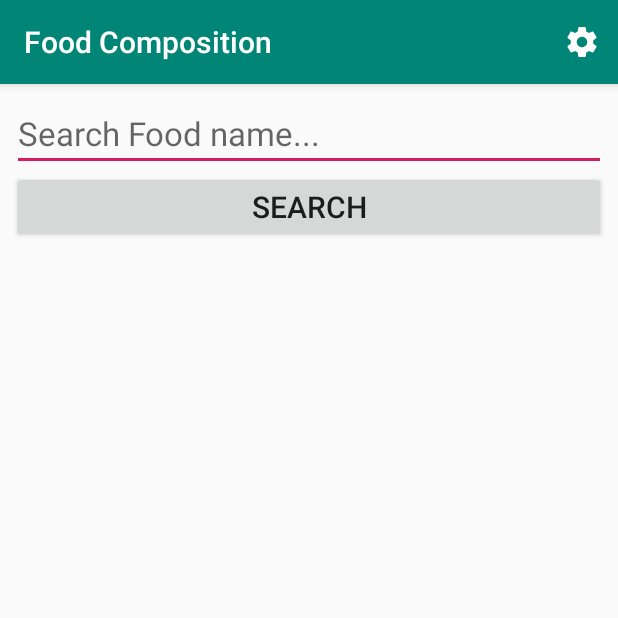
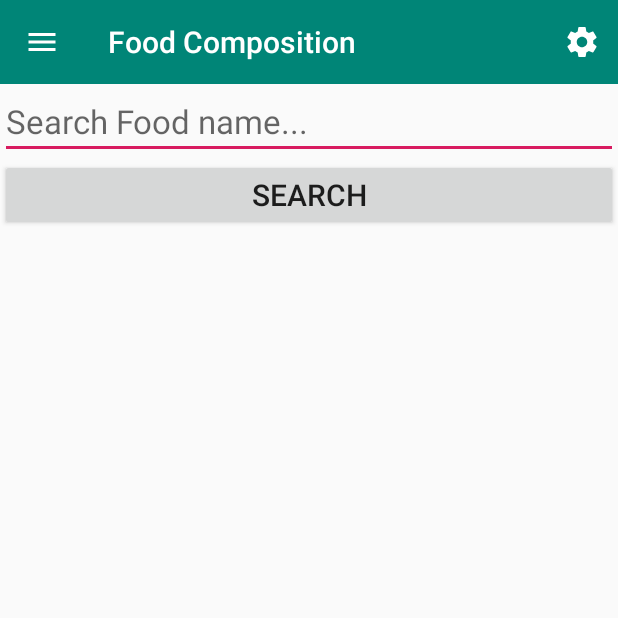
Before and after one commit to chanmic/Food-Composition, an Android app: the screen it shows after launch (MainActivity), on a phone screen of 412 x 824 dp, the top half of it. Run offline under Robolectric (Android 15) with nearby library versions, the phone set to English and light mode, and no system bars.

Commit message:
nav drawer

```diff
--- a/FoodComposition/app/src/main/AndroidManifest.xml
+++ b/FoodComposition/app/src/main/AndroidManifest.xml
@@ -26,7 +26,8 @@
         </activity>
         <activity
             android:name=".MainActivity"
-            android:launchMode="singleTop">
+            android:launchMode="singleTop"
+            android:theme="@style/AppTheme.NoActionBar">
             <intent-filter>
                 <action android:name="android.intent.action.MAIN" />
 
--- a/FoodComposition/app/src/main/java/com/example/foodcomposition/MainActivity.java
+++ b/FoodComposition/app/src/main/java/com/example/foodcomposition/MainActivity.java
@@ -6,9 +6,14 @@ import android.os.AsyncTask;
 import android.preference.PreferenceManager;
 import android.support.annotation.NonNull;
 import android.support.annotation.Nullable;
+import android.support.design.widget.NavigationView;
 import android.support.v4.app.LoaderManager;
 import android.support.v4.content.Loader;
+import android.support.v4.view.GravityCompat;
+import android.support.v4.widget.DrawerLayout;
+import android.support.v7.app.ActionBar;
 import android.support.v7.app.AppCompatActivity;
+import android.support.v7.widget.Toolbar;
 import android.os.Bundle;
 import android.support.v7.widget.LinearLayoutManager;
 import android.support.v7.widget.RecyclerView;
@@ -22,6 +27,7 @@ import android.widget.EditText;
 import android.widget.ProgressBar;
 import android.widget.TextView;
 
+import com.example.foodcomposition.data.FoodNameRepo;
 import com.example.foodcomposition.utils.FoodUtils;
 import com.example.foodcomposition.utils.NetworkUtils;
 
@@ -42,10 +48,14 @@ public class MainActivity extends AppCompatActivity
     private TextView mLoadingErrorTV;
     private ProgressBar mLoadingPB;
     private FoodAdapter mFoodAdapter;
+    private DrawerLayout mDrawerLayout;
+
+    private NavigationView navigationView;
 
     private SharedPreferences.OnSharedPreferenceChangeListener listener;
 
     private FoodUtils.FoodRepo[] mRepos;
+    private FoodNameRepo mRepo;
 
     @Override
     protected void onCreate(Bundle savedInstanceState) {
@@ -62,6 +72,16 @@ public class MainActivity extends AppCompatActivity
 
         mFoodAdapter = new FoodAdapter(this);
         mFoodListRV.setAdapter(mFoodAdapter);
+
+        //Nav drawer
+        mDrawerLayout = findViewById(R.id.drawer_layout);
+        navigationView = findViewById(R.id.nv_nav_drawer);
+
+        Toolbar toolbar = findViewById(R.id.toolbar);
+        setSupportActionBar(toolbar);
+        ActionBar actionBar = getSupportActionBar();
+        actionBar.setDisplayHomeAsUpEnabled(true);
+        actionBar.setHomeAsUpIndicator(R.drawable.ic_nav_menu);
 
         if(savedInstanceState != null && savedInstanceState.containsKey(REPOS_ARRAY_KEY)){
             mRepos = (FoodUtils.FoodRepo[]) savedInstanceState.getSerializable(REPOS_ARRAY_KEY);
@@ -87,7 +107,10 @@ public class MainActivity extends AppCompatActivity
         SharedPreferences preferences = PreferenceManager.getDefaultSharedPreferences(this);
         String max = preferences.getString(getString(R.string.pref_food_max),getString(R.string.pref_max_default));
 
-        String url = FoodUtils.buildFoodSearchURL(query,max);
+        mRepo = new FoodNameRepo();
+        mRepo.FoodName = query;
+
+        String url = FoodUtils.buildFoodSearchURL(mRepo.FoodName,max);
         Log.d(TAG, "querying search URL: " + url);
         //new FoodSearchTask().execute(url);
 
@@ -99,7 +122,7 @@ public class MainActivity extends AppCompatActivity
         listener = new SharedPreferences.OnSharedPreferenceChangeListener() {
             @Override
             public void onSharedPreferenceChanged(SharedPreferences sharedPreferences, String key) {
-                refreshDisplay(query);
+                refreshDisplay(mRepo.FoodName);
             }
         };
         preferences.registerOnSharedPreferenceChangeListener(listener);
@@ -174,6 +197,9 @@ public class MainActivity extends AppCompatActivity
     @Override
     public boolean onOptionsItemSelected(MenuItem item){
         switch (item.getItemId()) {
+            case android.R.id.home:
+                mDrawerLayout.openDrawer(GravityCompat.START);
+                return true;
             case R.id.action_settings:
                 Log.d(TAG,"click setting");
                 Intent intent = new Intent(this, SettingsActivity.class);
@@ -183,7 +209,6 @@ public class MainActivity extends AppCompatActivity
                 return super.onOptionsItemSelected(item);
         }
     }
-
 
 /*    class FoodSearchTask extends AsyncTask<String, Void, String> {
 
--- /dev/null
+++ b/FoodComposition/app/src/main/res/drawable-anydpi/ic_nav_menu.xml
@@ -0,0 +1,10 @@
+<vector xmlns:android="http://schemas.android.com/apk/res/android"
+    android:width="24dp"
+    android:height="24dp"
+    android:viewportWidth="24"
+    android:viewportHeight="24"
+    android:tint="#FFFFFF">
+    <path
+        android:fillColor="#FF000000"
+        android:pathData="M3,18h18v-2L3,16v2zM3,13h18v-2L3,11v2zM3,6v2h18L21,6L3,6z"/>
+</vector>
--- a/FoodComposition/app/src/main/res/layout/activity_main.xml
+++ b/FoodComposition/app/src/main/res/layout/activity_main.xml
@@ -1,12 +1,25 @@
 <?xml version="1.0" encoding="utf-8"?>
+<android.support.v4.widget.DrawerLayout
+    xmlns:android="http://schemas.android.com/apk/res/android"
+    xmlns:app="http://schemas.android.com/apk/res-auto"
+    xmlns:tools="http://schemas.android.com/tools"
+    android:id="@+id/drawer_layout"
+    android:layout_height="match_parent"
+    android:layout_width="match_parent"
+    android:fitsSystemWindows="true"
+    tools:context="com.example.foodcomposition.MainActivity">
+
     <LinearLayout
-    xmlns:android="http://schemas.android.com/apk/res/android"
-    xmlns:tools="http://schemas.android.com/tools"
         android:layout_width="match_parent"
         android:layout_height="match_parent"
-    android:orientation="vertical"
-    android:padding="8sp"
-    tools:context="com.example.foodcomposition.MainActivity">
+        android:orientation="vertical">
+
+        <android.support.v7.widget.Toolbar
+            android:id="@+id/toolbar"
+            android:layout_width="match_parent"
+            android:layout_height="?attr/actionBarSize"
+            android:background="?attr/colorPrimary"
+            android:theme="@style/ThemeOverlay.AppCompat.Dark.ActionBar"/>
 
         <EditText
             android:id="@+id/et_search_box"
@@ -51,3 +64,13 @@
         </FrameLayout>
 
     </LinearLayout>
+
+    <android.support.design.widget.NavigationView
+        android:id="@+id/nv_nav_drawer"
+        android:layout_width="wrap_content"
+        android:layout_height="match_parent"
+        android:layout_gravity="start"
+        android:fitsSystemWindows="true"
+        app:headerLayout="@layout/nav_drawer_header"/>
+
+</android.support.v4.widget.DrawerLayout>
--- a/FoodComposition/app/src/main/res/values/strings.xml
+++ b/FoodComposition/app/src/main/res/values/strings.xml
@@ -31,4 +31,7 @@
     <string name="pref_sort_units_entry">Units</string>
     <string name="pref_sort_units_value" translatable="false">Units</string>
     <string name="pref_sort_default">@string/pref_sort_default_entry</string>
+
+    <!-- nav header text -->
+    <string name="nav_header">Search History</string>
 </resources>
--- a/FoodComposition/app/src/main/res/values/styles.xml
+++ b/FoodComposition/app/src/main/res/values/styles.xml
@@ -9,4 +9,12 @@
         <item name="preferenceTheme">@style/PreferenceThemeOverlay.v14.Material</item>
     </style>
 
+    <style
+        name="AppTheme.NoActionBar"
+        parent="Theme.AppCompat.Light.NoActionBar">
+        <item name="colorPrimary">@color/colorPrimary</item>
+        <item name="colorPrimaryDark">@color/colorPrimaryDark</item>
+        <item name="colorAccent">@color/colorAccent</item>
+    </style>
+
 </resources>
```
Also changed, not shown: FoodComposition/app/build.gradle (+9 -0 lines), FoodComposition/app/src/main/java/com/example/foodcomposition/data/FoodNameRepo.java (added, +14 -0 lines), FoodComposition/app/src/main/res/layout/nav_drawer_header.xml (added, +24 -0 lines), FoodComposition/app/src/main/res/drawable-hdpi/ic_nav_menu.png (added), FoodComposition/app/src/main/res/drawable-mdpi/ic_nav_menu.png (added), FoodComposition/app/src/main/res/drawable-xhdpi/ic_nav_menu.png (added), FoodComposition/app/src/main/res/drawable-xxhdpi/ic_nav_menu.png (added), FoodComposition/app/src/main/res/drawable/usda_icon.png (added), 1 other file. Lines whose indentation alone changed are shown as unchanged.
